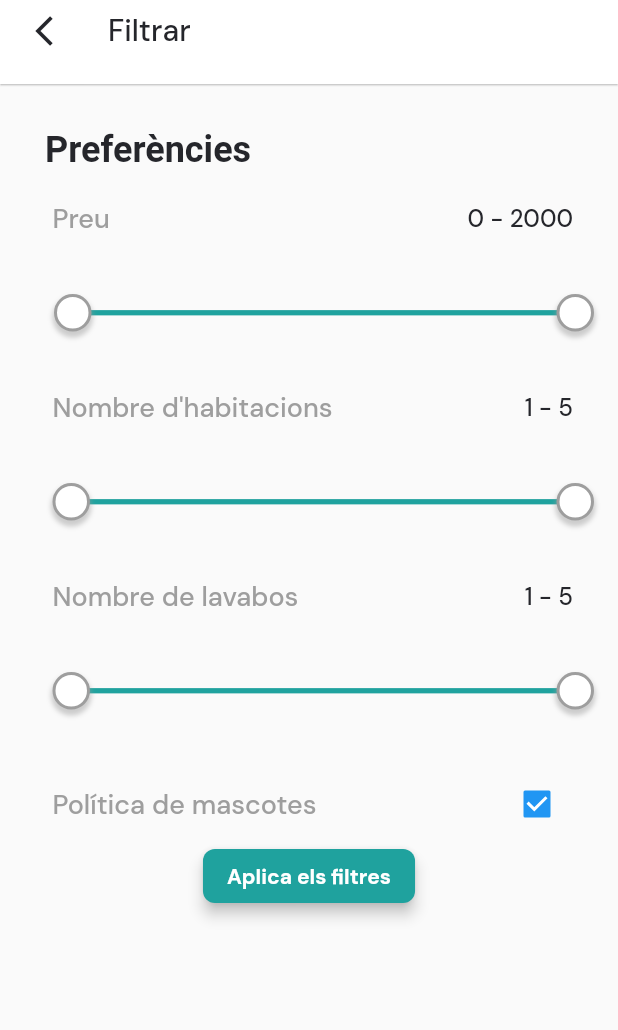
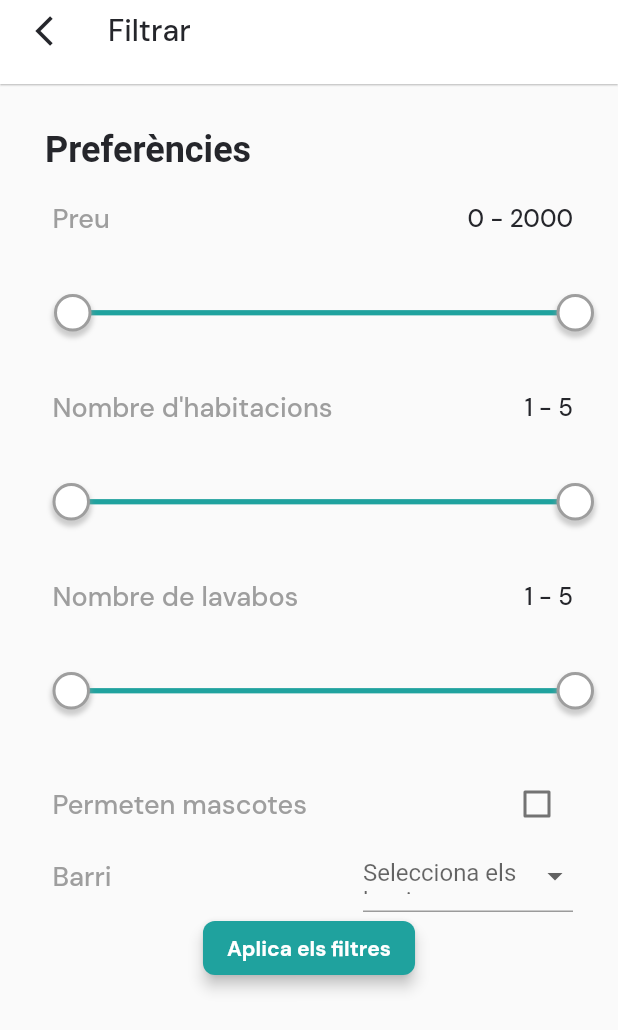
Before and after one commit to Meeeri08/NiuUniversitari, a Flutter app: the FilterScreen screen opened directly with empty values, on a phone screen of 412 x 824 dp. Shown: the top 1030 px of the screen. Run offline on Flutter 3.47's test engine with Material 2 defaults, Android fonts, the phone set to English and light mode, and no system bars; drawn by our look-alikes of flutter_xlider; our stand-ins replace appinio_swiper, cloud_firestore, curved_navigation_bar, expandable_text, firebase_auth, firebase_core and 5 more; accounts and stored records are empty; Roboto replaces fonts that are missing (dmSans).

Commit message:
barri filter select

```diff
--- a/lib/pages/filter_screen.dart
+++ b/lib/pages/filter_screen.dart
@@ -20,7 +20,17 @@ class _FilterScreenState extends State<FilterScreen> {
   int maxRooms = 5;
   int minBathrooms = 1;
   int maxBathrooms = 5;
-  bool petPolicy = true;
+  bool petPolicy = false;
+
+  List<String> selectedBarris = [];
+  List<String> barriOptions = [
+    'Gràcia',
+    'Sants',
+    'Poble Sec',
+    'Les Corts',
+    'Provença'
+  ];
+  late String selectedOption;
 
   @override
   Widget build(BuildContext context) {
@@ -140,8 +150,7 @@ class _FilterScreenState extends State<FilterScreen> {
                                 color: Colors.grey.withOpacity(0.5),
                                 spreadRadius: 1,
                                 blurRadius: 2,
-                                offset:
-                                    Offset(0, 3), // changes position of shadow
+                                offset: Offset(0, 3),
                               ),
                             ],
                             shape: BoxShape.circle,
@@ -160,8 +169,7 @@ class _FilterScreenState extends State<FilterScreen> {
                                 color: Colors.grey.withOpacity(0.5),
                                 spreadRadius: 1,
                                 blurRadius: 2,
-                                offset:
-                                    Offset(0, 3), // changes position of shadow
+                                offset: Offset(0, 3),
                               ),
                             ],
                             shape: BoxShape.circle,
@@ -268,7 +276,7 @@ class _FilterScreenState extends State<FilterScreen> {
                         color: Colors.grey.withOpacity(0.5),
                         spreadRadius: 1,
                         blurRadius: 2,
-                        offset: Offset(0, 3), // changes position of shadow
+                        offset: Offset(0, 3),
                       ),
                     ],
                     shape: BoxShape.circle,
@@ -398,7 +406,7 @@ class _FilterScreenState extends State<FilterScreen> {
                 Padding(
                   padding: const EdgeInsets.symmetric(horizontal: 15),
                   child: Text(
-                    'Política de mascotes',
+                    'Permeten mascotes',
                     style: TextStyle(
                       fontFamily: 'DM Sans',
                       fontSize: 18,
@@ -421,6 +429,75 @@ class _FilterScreenState extends State<FilterScreen> {
               ],
             ),
           ),
+          Padding(
+            padding: const EdgeInsets.only(left: 20),
+            child: Row(
+              mainAxisAlignment: MainAxisAlignment.spaceBetween,
+              children: [
+                Padding(
+                  padding: const EdgeInsets.symmetric(horizontal: 15),
+                  child: Text(
+                    'Barri',
+                    style: TextStyle(
+                      fontFamily: 'DM Sans',
+                      fontSize: 18,
+                      fontWeight: FontWeight.w500,
+                      color: Colors.grey.shade500,
+                    ),
+                  ),
+                ),
+                SizedBox(
+                  width: 200, // Ancho deseado para el dropdown
+                  child: Padding(
+                    padding: const EdgeInsets.symmetric(horizontal: 30),
+                    child: DropdownButtonFormField<String>(
+                      value:
+                          selectedBarris.isNotEmpty ? selectedBarris[0] : null,
+                      items: barriOptions.map((String value) {
+                        return DropdownMenuItem<String>(
+                          value: value,
+                          child: Row(
+                            children: [
+                              Icon(
+                                Icons.check,
+                                color: selectedBarris.contains(value)
+                                    ? Colors.blue
+                                    : Colors.transparent,
+                              ),
+                              SizedBox(width: 10),
+                              Text(
+                                value,
+                                style: TextStyle(
+                                  color: selectedBarris.contains(value)
+                                      ? Colors.blue
+                                      : Colors.black,
+                                ),
+                              ),
+                            ],
+                          ),
+                        );
+                      }).toList(),
+                      onChanged: (String? newValue) {
+                        setState(() {
+                          if (newValue != null) {
+                            if (selectedBarris.contains(newValue)) {
+                              selectedBarris.remove(newValue);
+                            } else {
+                              selectedBarris.add(newValue);
+                            }
+                          }
+                        });
+                      },
+                      isExpanded: true,
+                      hint: Text('Selecciona els barris'),
+                      isDense: true,
+                    ),
+                  ),
+                ),
+              ],
+            ),
+          ),
+
           //Create a button to apply the filters
           ElevatedButton(
             onPressed: () {
@@ -525,9 +602,6 @@ class _FilterScreenState extends State<FilterScreen> {
           if (petPolicy) {
             petPolicyQuery =
                 petPolicyQuery.where('pet_policy', isEqualTo: true);
-          } else {
-            petPolicyQuery =
-                petPolicyQuery.where('pet_policy', isEqualTo: false);
           }
 
           petPolicyQuery.get().then((QuerySnapshot petPolicySnapshot) {
@@ -535,20 +609,32 @@ class _FilterScreenState extends State<FilterScreen> {
 
             print('Filtered Houses (Pet Policy): ${filteredPetPolicy.length}');
 
+            // barri Query
+            Query barriQuery = housesCollection;
+
+            if (selectedBarris.isNotEmpty) {
+              barriQuery = barriQuery.where('barri', whereIn: selectedBarris);
+            }
+            barriQuery.get().then((QuerySnapshot barriSnapshot) {
+              List<DocumentSnapshot> filteredBarris = barriSnapshot.docs;
+              print('Filtered Houses (Barris): ${filteredBarris.length}');
+
               List<DocumentSnapshot> finalFilteredHouses = [];
 
               for (var house in filteredHouses) {
                 var roomId = house.id;
                 var matchingRooms =
                     filteredRooms.where((room) => room.id == roomId);
-              var matchingBathrooms =
-                  filteredBathrooms.where((bathroom) => bathroom.id == roomId);
+                var matchingBathrooms = filteredBathrooms
+                    .where((bathroom) => bathroom.id == roomId);
                 var matchingPetPolicy = filteredPetPolicy
                     .where((petPolicy) => petPolicy.id == roomId);
-
+                var matchingBarris =
+                    filteredBarris.where((barri) => barri.id == roomId);
                 if (matchingRooms.isNotEmpty &&
                     matchingBathrooms.isNotEmpty &&
-                  matchingPetPolicy.isNotEmpty) {
+                    matchingPetPolicy.isNotEmpty &&
+                    matchingBarris.isNotEmpty) {
                   finalFilteredHouses.add(house);
                 }
               }
@@ -562,5 +648,6 @@ class _FilterScreenState extends State<FilterScreen> {
           });
         });
       });
+    });
   }
 }
```
Lines whose indentation alone changed are shown as unchanged.
